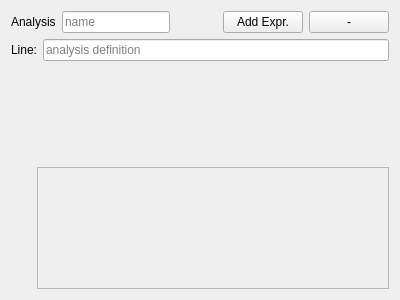
The window that spicetools/bench/analysis.ui (mdavidsaver/spicetools) describes before a commit, drawn with Qt 5.
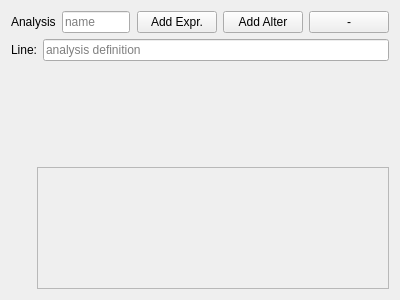
The same window after the commit.

Commit message: add alter command

Patch:
```diff
--- a/spicetools/bench/analysis.ui
+++ b/spicetools/bench/analysis.ui
@@ -50,6 +50,13 @@
        </property>
       </widget>
      </item>
+     <item>
+      <widget class="QPushButton" name="btnAlter">
+       <property name="text">
+        <string>Add Alter</string>
+       </property>
+      </widget>
+     </item>
      <item>
       <widget class="QPushButton" name="btnDel">
        <property name="text">
```
The commit also changes 10 other files.
